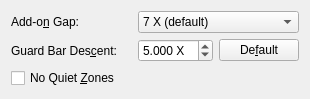
zint/zint, file frontend_qt/grpUPCEAN.ui: the form before one commit.
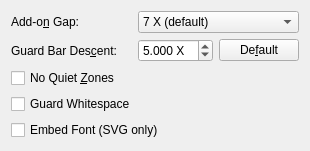
The form after the commit.

```diff
--- a/frontend_qt/grpUPCEAN.ui
+++ b/frontend_qt/grpUPCEAN.ui
@@ -178,6 +178,34 @@
      </property>
     </widget>
    </item>
+   <item>
+    <widget class="QCheckBox" name="chkUPCEANGuardWhitespace">
+     <property name="text">
+      <string>Guard Whitespace</string>
+     </property>
+     <property name="checked">
+      <bool>false</bool>
+     </property>
+     <property name="toolTip">
+      <string>Add quiet zone indicators ("&lt;", "&gt;") to Human Readable Text (HRT)
+(ignored if disabled)</string>
+     </property>
+    </widget>
+   </item>
+   <item>
+    <widget class="QCheckBox" name="chkUPCEANEmbedVectorFont">
+     <property name="text">
+      <string>Embed Font (SVG only)</string>
+     </property>
+     <property name="checked">
+      <bool>false</bool>
+     </property>
+     <property name="toolTip">
+      <string>Embed OCR-B font in SVG output
+(ignored if disabled)</string>
+     </property>
+    </widget>
+   </item>
    <item>
     <spacer name="verticalSpacerUPCEAN">
      <property name="orientation">
```
